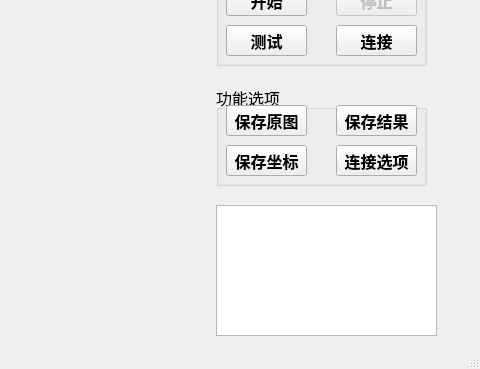
The window that AQRVison/mainwindow.ui (MacavityT/2D_ScrewLocation) describes before a commit, drawn with Qt 5; both pictures show x 544 to 1024 and y 231 to 600 of the 1024 by 600 pixel window.
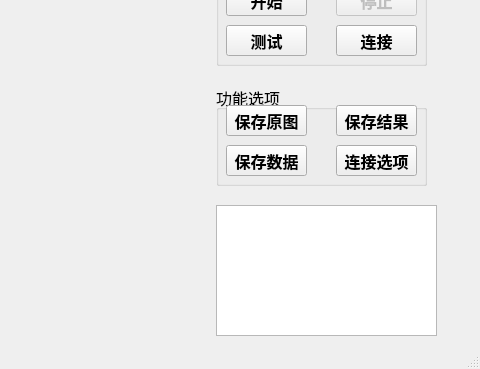
The same window after the commit.

What changed in the file:
```diff
--- a/AQRVison/mainwindow.ui
+++ b/AQRVison/mainwindow.ui
@@ -198,7 +198,7 @@
       </font>
      </property>
      <property name="text">
-      <string>保存坐标</string>
+      <string>保存数据</string>
      </property>
     </widget>
     <widget class="QPushButton" name="pushButton_SaveResult">
```
